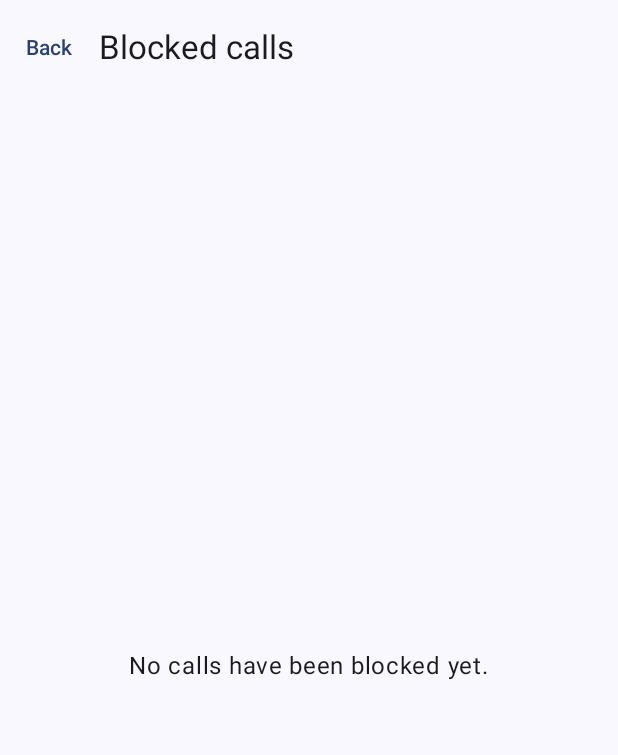
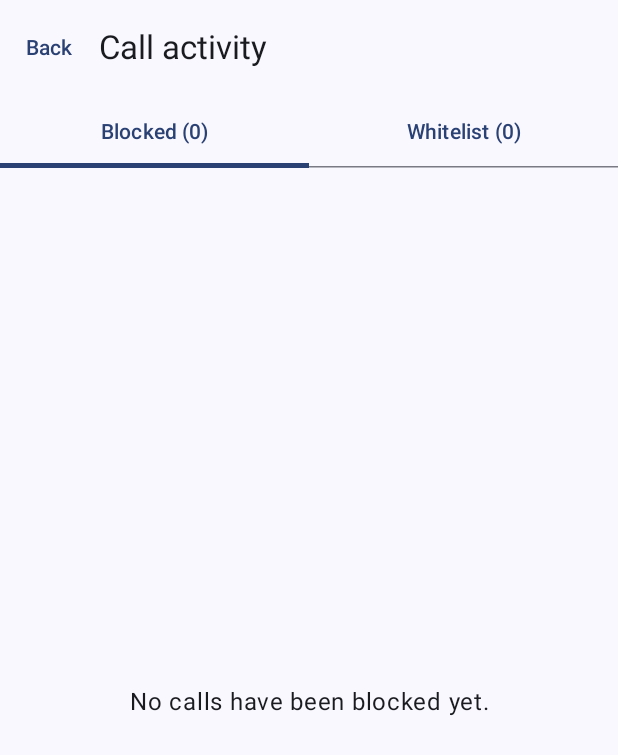
Before and after one commit to jw5717/callblocker, an Android app built with Jetpack Compose: the screen it shows after launch (MainActivity), after a tap on an icon or button, on a phone screen of 412 x 824 dp. Shown: the top 755 px of the screen. Run offline under Robolectric (Android 15) with nearby library versions, the phone set to English and light mode, and no system bars.

Commit message:
Log screen: split into Blocked + Whitelist tabs; whitelist managed separately from the log

```diff
--- a/app/src/main/java/com/jw/callblocker/ui/AppScreens.kt
+++ b/app/src/main/java/com/jw/callblocker/ui/AppScreens.kt
@@ -20,16 +20,21 @@ import androidx.compose.material3.HorizontalDivider
 import androidx.compose.material3.MaterialTheme
 import androidx.compose.material3.Scaffold
 import androidx.compose.material3.Switch
+import androidx.compose.material3.Tab
+import androidx.compose.material3.TabRow
 import androidx.compose.material3.Text
 import androidx.compose.material3.TextButton
 import androidx.compose.material3.TopAppBar
 import androidx.compose.runtime.Composable
 import androidx.compose.runtime.State
 import androidx.compose.runtime.getValue
+import androidx.compose.runtime.mutableStateOf
 import androidx.compose.runtime.remember
+import androidx.compose.runtime.setValue
 import androidx.compose.ui.Alignment
 import androidx.compose.ui.Modifier
 import androidx.compose.ui.text.font.FontWeight
+import androidx.compose.ui.text.style.TextAlign
 import androidx.compose.ui.text.style.TextOverflow
 import androidx.compose.ui.unit.dp
 import com.jw.callblocker.data.BlockedCall
@@ -145,46 +150,63 @@ fun LogScreen(
 ) {
     val blockedCalls by blockedCallsState
     val whitelist by whitelistState
+    var selectedTab by remember { mutableStateOf(0) }
 
     Scaffold(
         topBar = {
             TopAppBar(
-                title = { Text("Blocked calls") },
+                title = { Text("Call activity") },
                 navigationIcon = {
                     TextButton(onClick = onBack) { Text("Back") }
                 },
                 actions = {
-                    if (blockedCalls.isNotEmpty()) {
+                    // "Clear" only wipes the blocked-call log — never the whitelist —
+                    // so it's only shown on the Blocked tab.
+                    if (selectedTab == 0 && blockedCalls.isNotEmpty()) {
                         TextButton(onClick = onClearLog) { Text("Clear") }
                     }
                 }
             )
         }
     ) { padding ->
-        if (blockedCalls.isEmpty()) {
-            Column(
-                modifier = Modifier
-                    .fillMaxSize()
-                    .padding(padding)
-                    .padding(32.dp),
-                verticalArrangement = Arrangement.Center,
-                horizontalAlignment = Alignment.CenterHorizontally
-            ) {
-                Text(
-                    "No calls have been blocked yet.",
-                    style = MaterialTheme.typography.bodyLarge
+        Column(modifier = Modifier.padding(padding)) {
+            TabRow(selectedTabIndex = selectedTab) {
+                Tab(
+                    selected = selectedTab == 0,
+                    onClick = { selectedTab = 0 },
+                    text = { Text("Blocked (${blockedCalls.size})") }
+                )
+                Tab(
+                    selected = selectedTab == 1,
+                    onClick = { selectedTab = 1 },
+                    text = { Text("Whitelist (${whitelist.size})") }
                 )
             }
-        } else {
+            when (selectedTab) {
+                0 -> BlockedTab(blockedCalls, whitelist, onWhitelistChange)
+                else -> WhitelistTab(whitelist, onRemove = { onWhitelistChange(it, false) })
+            }
+        }
+    }
+}
+
+@Composable
+private fun BlockedTab(
+    blockedCalls: List<BlockedCall>,
+    whitelist: Set<String>,
+    onWhitelistChange: (String, Boolean) -> Unit
+) {
+    if (blockedCalls.isEmpty()) {
+        EmptyMessage("No calls have been blocked yet.")
+        return
+    }
     val today = remember { LocalDate.now() }
     // Group newest-first calls into day sections, preserving order.
     val sections = remember(blockedCalls) {
         blockedCalls.groupBy { toLocalDate(it.timestamp) }.entries.toList()
     }
-
-            LazyColumn(modifier = Modifier.padding(padding)) {
+    LazyColumn {
         item { ColumnHeaderRow() }
-
         sections.forEach { (date, calls) ->
             item { DaySectionHeader(dayLabel(date, today)) }
             items(calls) { call ->
@@ -200,6 +222,72 @@ fun LogScreen(
         }
     }
 }
+
+@Composable
+private fun WhitelistTab(
+    whitelist: Set<String>,
+    onRemove: (String) -> Unit
+) {
+    if (whitelist.isEmpty()) {
+        EmptyMessage("No whitelisted numbers yet.\n\nTick a number on the Blocked tab to always let it through.")
+        return
+    }
+    val numbers = remember(whitelist) { whitelist.sorted() }
+    LazyColumn {
+        item {
+            Row(
+                modifier = Modifier
+                    .fillMaxWidth()
+                    .padding(start = 16.dp, end = 16.dp, top = 12.dp, bottom = 12.dp),
+                verticalAlignment = Alignment.CenterVertically
+            ) {
+                Text(
+                    "Whitelisted number",
+                    style = MaterialTheme.typography.labelLarge,
+                    modifier = Modifier.weight(1f)
+                )
+                Text("Remove", style = MaterialTheme.typography.labelLarge)
+            }
+            HorizontalDivider()
+            Text(
+                "These numbers always ring through, even if they aren't in your contacts.",
+                style = MaterialTheme.typography.bodySmall,
+                color = MaterialTheme.colorScheme.onSurfaceVariant,
+                modifier = Modifier.padding(16.dp)
+            )
+            HorizontalDivider()
+        }
+        items(numbers) { number ->
+            Row(
+                modifier = Modifier
+                    .fillMaxWidth()
+                    .padding(start = 16.dp, end = 8.dp),
+                verticalAlignment = Alignment.CenterVertically
+            ) {
+                Text(
+                    number,
+                    style = MaterialTheme.typography.titleMedium,
+                    maxLines = 1,
+                    overflow = TextOverflow.Ellipsis,
+                    modifier = Modifier.weight(1f)
+                )
+                TextButton(onClick = { onRemove(number) }) { Text("Remove") }
+            }
+            HorizontalDivider()
+        }
+    }
+}
+
+@Composable
+private fun EmptyMessage(text: String) {
+    Column(
+        modifier = Modifier
+            .fillMaxSize()
+            .padding(32.dp),
+        verticalArrangement = Arrangement.Center,
+        horizontalAlignment = Alignment.CenterHorizontally
+    ) {
+        Text(text, style = MaterialTheme.typography.bodyLarge, textAlign = TextAlign.Center)
     }
 }
 
```
Lines whose indentation alone changed are shown as unchanged.
